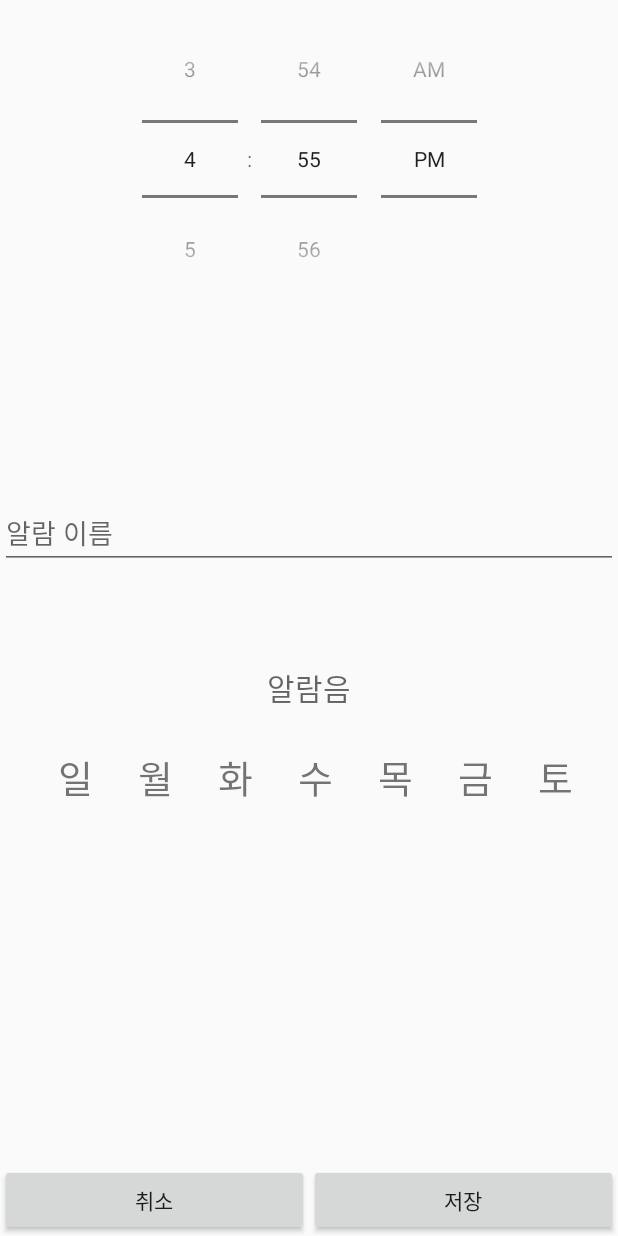
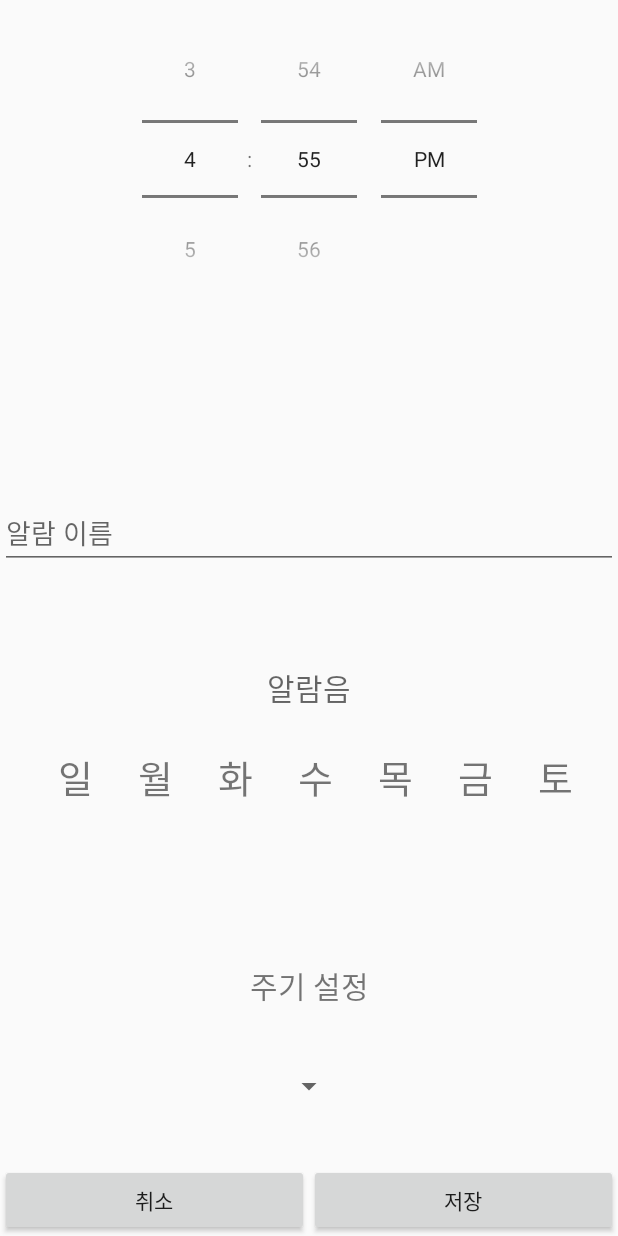
Before and after one commit to famous0811/mobilecontents2020, an Android app: the layout activity_add_alream.xml on its own in the app's theme, with its tools: preview values and no code run, on a phone screen of 412 x 824 dp. Run offline under Robolectric (Android 15) with nearby library versions, the phone set to English and light mode, and no system bars.

Commit message:
마감??

```diff
--- a/app/src/main/res/layout/activity_add_alream.xml
+++ b/app/src/main/res/layout/activity_add_alream.xml
@@ -22,6 +22,15 @@
         android:hint="알람 이름"
         app:layout_constraintBottom_toTopOf="@+id/constraintLayout"
         app:layout_constraintTop_toBottomOf="@+id/timepicker" />
+
+    <TextView
+        android:layout_width="match_parent"
+        android:layout_height="wrap_content"
+        android:gravity="center"
+        android:hint="알람음"
+        android:textSize="20dp"
+        app:layout_constraintBottom_toBottomOf="@+id/constraintLayout"
+        app:layout_constraintTop_toBottomOf="@+id/alreamname" />
 
     <androidx.constraintlayout.widget.ConstraintLayout
         android:id="@+id/constraintLayout"
@@ -48,11 +57,11 @@
             android:layout_marginRight="30dp"
             android:text="월"
             android:textSize="25dp"
-            app:layout_constraintEnd_toStartOf="@+id/textView16"
+            app:layout_constraintEnd_toStartOf="@+id/Tuesday"
             tools:ignore="MissingConstraints" />
 
         <TextView
-            android:id="@+id/textView16"
+            android:id="@+id/Tuesday"
             android:layout_width="wrap_content"
             android:layout_height="wrap_content"
             android:layout_marginRight="30dp"
@@ -68,21 +77,21 @@
             android:layout_marginRight="30dp"
             android:text="수"
             android:textSize="25dp"
-            app:layout_constraintEnd_toStartOf="@+id/textView14"
+            app:layout_constraintEnd_toStartOf="@+id/Thursday"
             tools:ignore="MissingConstraints" />
 
         <TextView
-            android:id="@+id/textView14"
+            android:id="@+id/Thursday"
             android:layout_width="wrap_content"
             android:layout_height="wrap_content"
             android:layout_marginRight="30dp"
             android:text="목"
             android:textSize="25dp"
-            app:layout_constraintEnd_toStartOf="@+id/textView15"
+            app:layout_constraintEnd_toStartOf="@+id/Friday"
             tools:ignore="MissingConstraints" />
 
         <TextView
-            android:id="@+id/textView15"
+            android:id="@+id/Friday"
             android:layout_width="wrap_content"
             android:layout_height="wrap_content"
             android:layout_marginRight="30dp"
@@ -104,13 +113,23 @@
     </androidx.constraintlayout.widget.ConstraintLayout>
 
     <TextView
+        android:id="@+id/textView5"
         android:layout_width="match_parent"
         android:layout_height="wrap_content"
         android:gravity="center"
-        android:hint="알람음"
+        android:text="주기 설정"
         android:textSize="20dp"
-        app:layout_constraintBottom_toBottomOf="@+id/constraintLayout"
-        app:layout_constraintTop_toBottomOf="@+id/alreamname" />
+        app:layout_constraintBottom_toTopOf="@+id/linearLayout2"
+        app:layout_constraintTop_toBottomOf="@+id/constraintLayout" />
+
+    <Spinner
+        android:id="@+id/select"
+        android:layout_width="wrap_content"
+        android:layout_height="wrap_content"
+        app:layout_constraintBottom_toTopOf="@+id/linearLayout2"
+        app:layout_constraintEnd_toEndOf="parent"
+        app:layout_constraintStart_toStartOf="parent"
+        app:layout_constraintTop_toBottomOf="@+id/textView5" />
 
     <LinearLayout
         android:id="@+id/linearLayout2"
@@ -118,6 +137,7 @@
         android:layout_height="wrap_content"
         android:orientation="horizontal"
         app:layout_constraintBottom_toBottomOf="parent">
+
         <Button
             android:id="@+id/cancel"
             android:layout_width="wrap_content"
```
Also changed, not shown: app/src/main/java/com/example/mobilecontent/addAlream.java (+29 -1 lines), app/src/main/java/com/example/mobilecontent/writting.java (+59 -13 lines), app/src/main/res/drawable/ic_account_circle_black_18dp.xml (added, +9 -0 lines), app/src/main/res/drawable/ic_thumb_up_black_18dp.xml (added, +9 -0 lines), app/src/main/res/drawable/ic_visibility_black_18dp.xml (added, +9 -0 lines).
